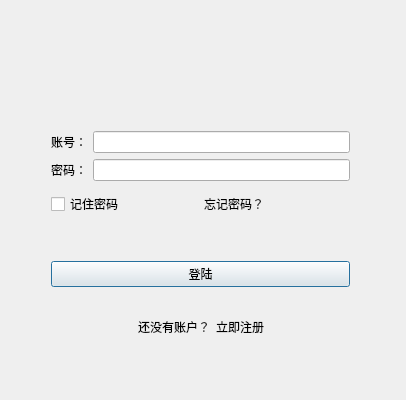
Old version of the form ZhKeyesIMClient/UI/LoginDlg.ui in the repository Keyes117/ZhKeyesIM.
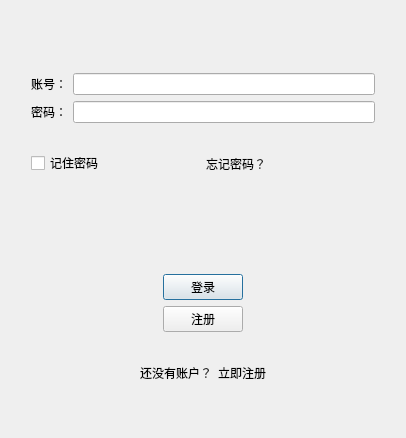
New version of the form.

```diff
--- a/ZhKeyesIMClient/UI/LoginDlg.ui
+++ b/ZhKeyesIMClient/UI/LoginDlg.ui
@@ -7,22 +7,43 @@
     <x>0</x>
     <y>0</y>
     <width>406</width>
-    <height>400</height>
+    <height>438</height>
    </rect>
   </property>
   <property name="windowTitle">
    <string>LoginDlg</string>
   </property>
-  <widget class="QWidget" name="verticalLayoutWidget">
-   <property name="geometry">
-    <rect>
-     <x>40</x>
-     <y>120</y>
-     <width>321</width>
-     <height>251</height>
-    </rect>
-   </property>
-   <layout class="QVBoxLayout" name="LoginDlgLayout" stretch="2,2,1,1,2,2">
+  <layout class="QVBoxLayout" name="verticalLayout" stretch="1,9">
+   <item>
+    <spacer name="verticalSpacer_2">
+     <property name="orientation">
+      <enum>Qt::Orientation::Vertical</enum>
+     </property>
+     <property name="sizeHint" stdset="0">
+      <size>
+       <width>20</width>
+       <height>40</height>
+      </size>
+     </property>
+    </spacer>
+   </item>
+   <item>
+    <layout class="QVBoxLayout" name="LoginDlgLayout" stretch="2,2,2,2,2,2,2">
+     <property name="sizeConstraint">
+      <enum>QLayout::SizeConstraint::SetDefaultConstraint</enum>
+     </property>
+     <property name="leftMargin">
+      <number>20</number>
+     </property>
+     <property name="topMargin">
+      <number>20</number>
+     </property>
+     <property name="rightMargin">
+      <number>20</number>
+     </property>
+     <property name="bottomMargin">
+      <number>20</number>
+     </property>
     <item>
      <layout class="QHBoxLayout" name="AccountLayout">
       <item>
@@ -78,16 +99,89 @@
        <size>
         <width>20</width>
         <height>40</height>
+        </size>
+       </property>
+      </spacer>
+     </item>
+     <item>
+      <layout class="QHBoxLayout" name="loginButtonLayout">
+       <item>
+        <spacer name="horizontalSpacer_3">
+         <property name="orientation">
+          <enum>Qt::Orientation::Horizontal</enum>
+         </property>
+         <property name="sizeHint" stdset="0">
+          <size>
+           <width>40</width>
+           <height>20</height>
        </size>
       </property>
      </spacer>
     </item>
     <item>
      <widget class="QPushButton" name="button_logon">
+         <property name="sizePolicy">
+          <sizepolicy hsizetype="Preferred" vsizetype="Maximum">
+           <horstretch>0</horstretch>
+           <verstretch>0</verstretch>
+          </sizepolicy>
+         </property>
       <property name="text">
-       <string>登陆</string>
-      </property>
-     </widget>
+          <string>登录</string>
+         </property>
+        </widget>
+       </item>
+       <item>
+        <spacer name="horizontalSpacer_4">
+         <property name="orientation">
+          <enum>Qt::Orientation::Horizontal</enum>
+         </property>
+         <property name="sizeHint" stdset="0">
+          <size>
+           <width>40</width>
+           <height>20</height>
+          </size>
+         </property>
+        </spacer>
+       </item>
+      </layout>
+     </item>
+     <item>
+      <layout class="QHBoxLayout" name="horizontalLayout_3">
+       <item>
+        <spacer name="horizontalSpacer_5">
+         <property name="orientation">
+          <enum>Qt::Orientation::Horizontal</enum>
+         </property>
+         <property name="sizeHint" stdset="0">
+          <size>
+           <width>40</width>
+           <height>20</height>
+          </size>
+         </property>
+        </spacer>
+       </item>
+       <item>
+        <widget class="QPushButton" name="button_register">
+         <property name="text">
+          <string>注册</string>
+         </property>
+        </widget>
+       </item>
+       <item>
+        <spacer name="horizontalSpacer_6">
+         <property name="orientation">
+          <enum>Qt::Orientation::Horizontal</enum>
+         </property>
+         <property name="sizeHint" stdset="0">
+          <size>
+           <width>40</width>
+           <height>20</height>
+          </size>
+         </property>
+        </spacer>
+       </item>
+      </layout>
     </item>
     <item>
      <layout class="QHBoxLayout" name="horizontalLayout_2">
@@ -134,7 +228,8 @@
      </layout>
     </item>
    </layout>
-  </widget>
+   </item>
+  </layout>
  </widget>
  <layoutdefault spacing="6" margin="11"/>
  <resources/>
```
Left out of the diff: 6 changed lines with no effect on the pictures. Lines whose indentation alone changed are shown as unchanged.
